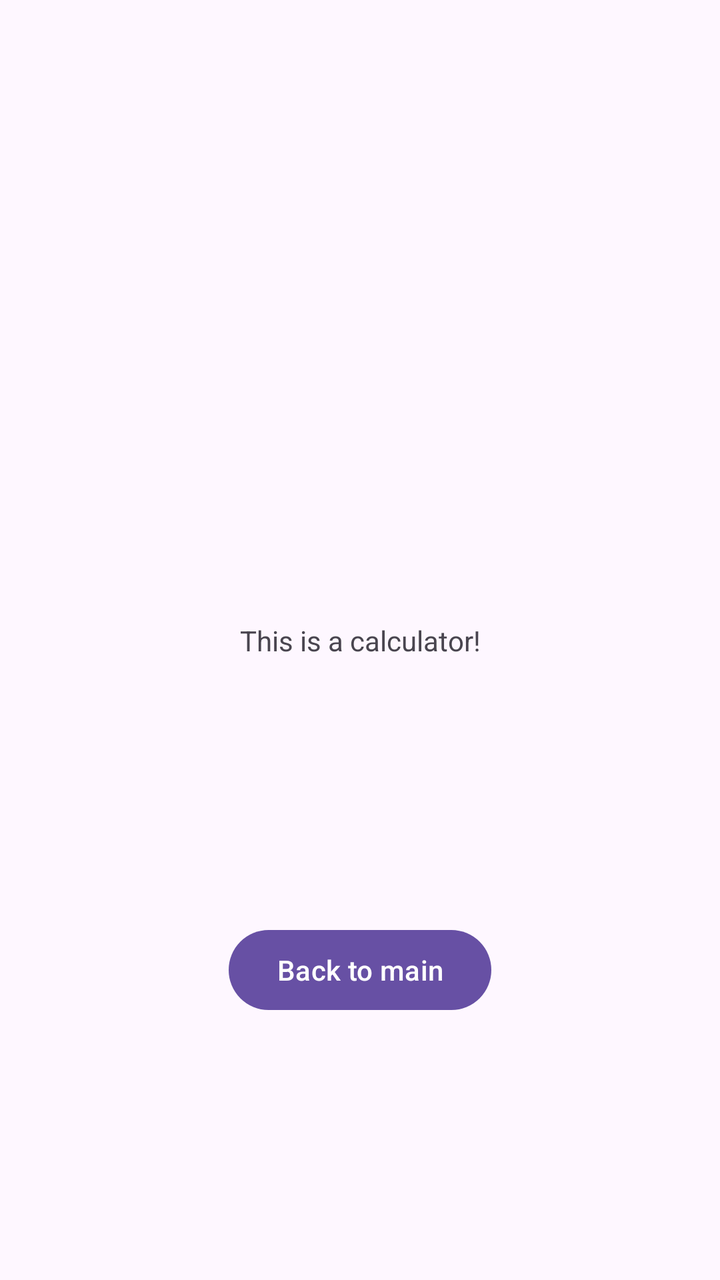
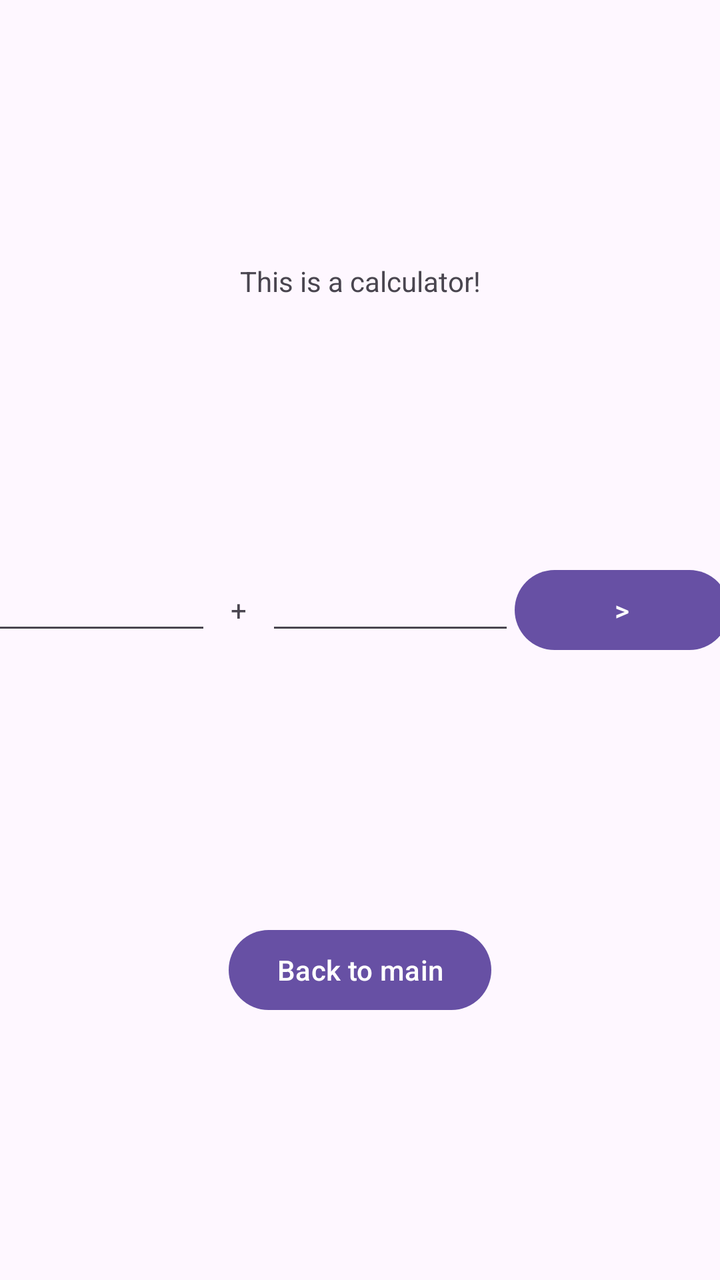

Two renders of the same Android screen: before a commit and after it. Below are the layout's source before the change and the commit's diff.
<!-- AndroidManifest.xml: application theme Theme.PhoneBill -->
<!-- res/layout/activity_calculator.xml -->
<?xml version="1.0" encoding="utf-8"?>
<androidx.constraintlayout.widget.ConstraintLayout xmlns:android="http://schemas.android.com/apk/res/android"
    xmlns:app="http://schemas.android.com/apk/res-auto"
    xmlns:tools="http://schemas.android.com/tools"
    android:id="@+id/main"
    android:layout_width="match_parent"
    android:layout_height="match_parent"
    tools:context=".CalculatorActivity">

    <TextView
        android:id="@+id/calculatorTitle"
        android:layout_width="wrap_content"
        android:layout_height="wrap_content"
        android:text="@string/this_is_a_calculator"
        app:layout_constraintBottom_toBottomOf="parent"
        app:layout_constraintEnd_toEndOf="parent"
        app:layout_constraintStart_toStartOf="parent"
        app:layout_constraintTop_toTopOf="parent" />

    <Button
        android:id="@+id/button2"
        android:layout_width="wrap_content"
        android:layout_height="wrap_content"
        android:text="@string/back_to_main"
        android:onClick="goBackToMainActivity"
        app:layout_constraintBottom_toBottomOf="parent"
        app:layout_constraintEnd_toEndOf="parent"
        app:layout_constraintStart_toStartOf="parent"
        app:layout_constraintTop_toBottomOf="@+id/calculatorTitle" />
</androidx.constraintlayout.widget.ConstraintLayout>
<!-- resources referenced by this layout -->
<resources>
  <string name="back_to_main">Back to main</string>
  <string name="this_is_a_calculator">This is a calculator!</string>
  <style name="Theme.PhoneBill" parent="Base.Theme.PhoneBill" />
  <style name="Base.Theme.PhoneBill" parent="Theme.Material3.DayNight.NoActionBar">
          
          
      </style>
</resources>

<!-- the commit's change to res/layout/activity_calculator.xml (unified diff, before → after) -->
@@ -12,13 +12,64 @@
         android:layout_width="wrap_content"
         android:layout_height="wrap_content"
         android:text="@string/this_is_a_calculator"
-        app:layout_constraintBottom_toBottomOf="parent"
+        app:layout_constraintBottom_toTopOf="@+id/calculator"
         app:layout_constraintEnd_toEndOf="parent"
         app:layout_constraintStart_toStartOf="parent"
         app:layout_constraintTop_toTopOf="parent" />
 
+    <LinearLayout
+        android:id="@+id/calculator"
+        android:layout_width="408dp"
+        android:layout_height="49dp"
+        android:orientation="horizontal"
+        app:layout_constraintBottom_toTopOf="@id/backToMain"
+        app:layout_constraintEnd_toEndOf="parent"
+        app:layout_constraintStart_toStartOf="parent"
+        app:layout_constraintTop_toBottomOf="@id/calculatorTitle">
+
+        <EditText
+            android:id="@+id/editTextText"
+            android:layout_width="110dp"
+            android:layout_height="wrap_content"
+            android:layout_weight="1"
+            android:ems="10"
+            android:inputType="text"
+            android:autofillHints="" />
+
+        <TextView
+            android:id="@+id/textView4"
+            android:layout_width="wrap_content"
+            android:layout_height="wrap_content"
+            android:layout_weight="1"
+            android:text="+"
+            android:textAlignment="center" />
+
+        <EditText
+            android:id="@+id/editTextText3"
+            android:layout_width="105dp"
+            android:layout_height="wrap_content"
+            android:layout_weight="1"
+            android:ems="10"
+            android:inputType="text"
+            android:autofillHints="" />
+
+        <Button
+            android:id="@+id/button3"
+            android:layout_width="wrap_content"
+            android:layout_height="wrap_content"
+            android:layout_weight="1"
+            android:text=">" />
+
+        <TextView
+            android:id="@+id/textView6"
+            android:layout_width="wrap_content"
+            android:layout_height="wrap_content"
+            android:layout_weight="1"
+            android:autofillHints="" />
+    </LinearLayout>
+
     <Button
-        android:id="@+id/button2"
+        android:id="@+id/backToMain"
         android:layout_width="wrap_content"
         android:layout_height="wrap_content"
         android:text="@string/back_to_main"
@@ -26,5 +77,6 @@
         app:layout_constraintBottom_toBottomOf="parent"
         app:layout_constraintEnd_toEndOf="parent"
         app:layout_constraintStart_toStartOf="parent"
-        app:layout_constraintTop_toBottomOf="@+id/calculatorTitle" />
+        app:layout_constraintTop_toBottomOf="@+id/calculator" />
+
 </androidx.constraintlayout.widget.ConstraintLayout>
